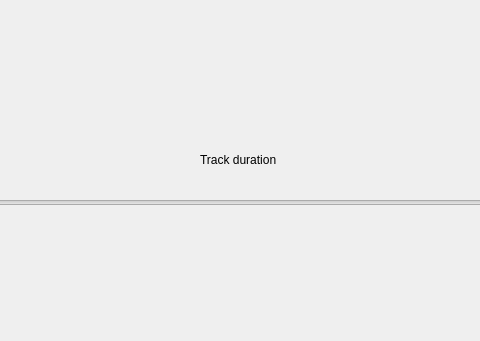
The window that Interface/GUI.ui (damibran/Alternative_Exam_Fourier) describes before a commit, drawn with Qt 5; both pictures show x 190 to 670 and y 518 to 859 of the 800 by 859 pixel window.
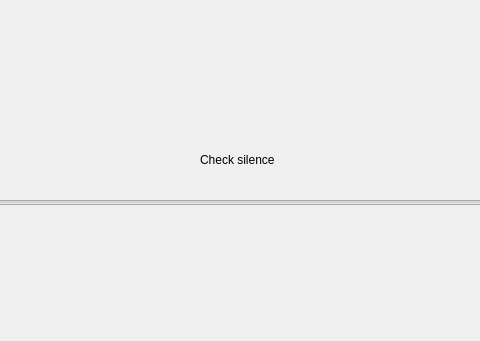
The same window after the commit. Custom widgets are drawn as their Qt base class.

What changed in the file:
```diff
--- a/Interface/GUI.ui
+++ b/Interface/GUI.ui
@@ -60,7 +60,7 @@
      </rect>
     </property>
     <property name="text">
-     <string>Track duration</string>
+     <string>Check silence</string>
     </property>
    </widget>
    <widget class="PlotWidget" name="spectreGraph" native="true">
```
Left out of the diff: 4 changed lines with no effect on the pictures.
